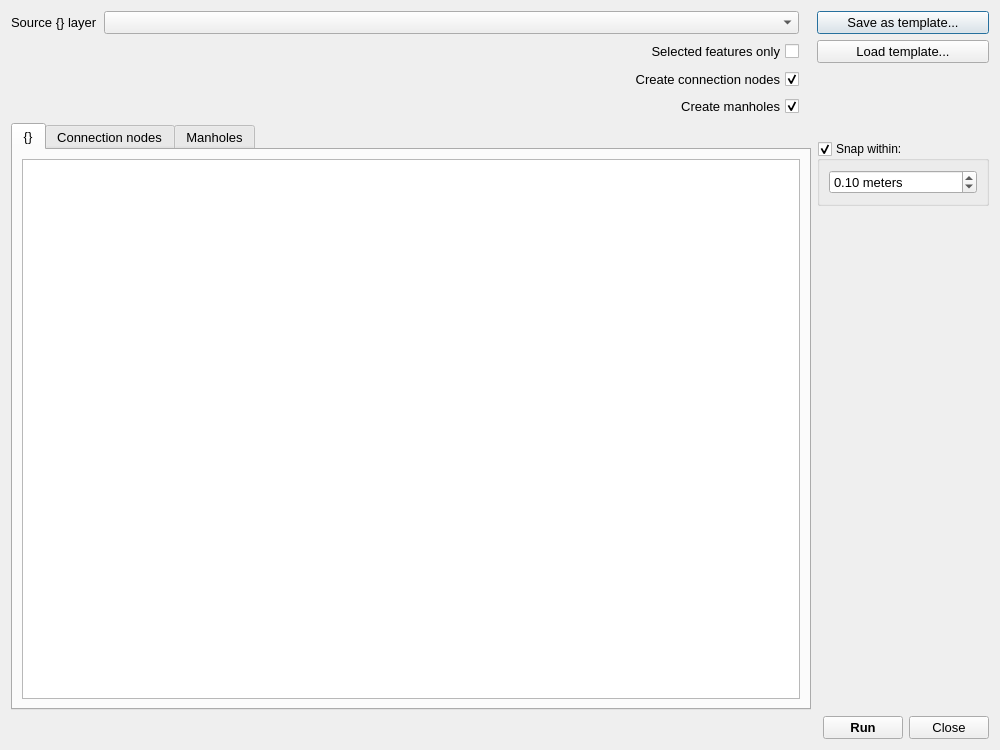
nens/threedi-schematisation-editor, file threedi_schematisation_editor/custom_widgets/ui/import_structures.ui: the form before one commit.
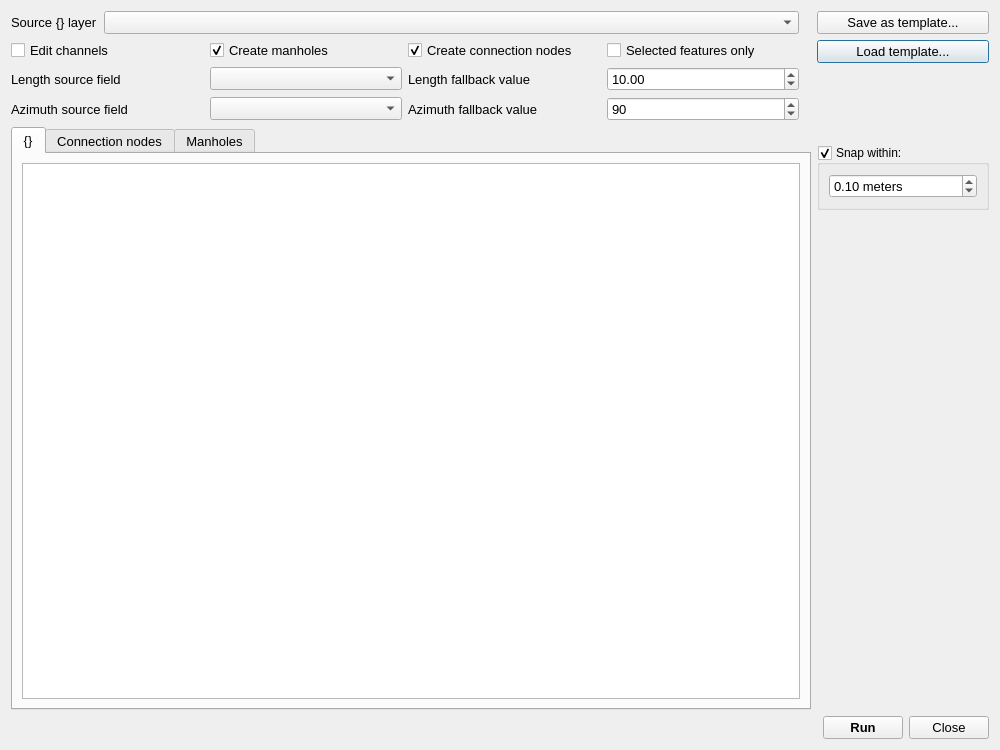
The form after the commit. Custom widgets are drawn as their Qt base class.

Commit message: Work on the point to line structures conversion during the import.

The edit to the form file:
```diff
--- a/threedi_schematisation_editor/custom_widgets/ui/import_structures.ui
+++ b/threedi_schematisation_editor/custom_widgets/ui/import_structures.ui
@@ -14,55 +14,19 @@
    <string>Import {}s</string>
   </property>
   <layout class="QGridLayout" name="gridLayout">
-   <item row="2" column="1">
-    <widget class="QCheckBox" name="create_nodes_cb">
+   <item row="0" column="0">
+    <widget class="QLabel" name="structure_layer_label">
      <property name="font">
       <font>
        <pointsize>10</pointsize>
       </font>
      </property>
-     <property name="layoutDirection">
-      <enum>Qt::RightToLeft</enum>
-     </property>
      <property name="text">
-      <string>Create connection nodes</string>
+      <string>Source {} layer</string>
      </property>
-     <property name="checked">
-      <bool>true</bool>
-     </property>
     </widget>
    </item>
-   <item row="0" column="4" colspan="2">
-    <widget class="QPushButton" name="save_pb">
-     <property name="sizePolicy">
-      <sizepolicy hsizetype="Preferred" vsizetype="Fixed">
-       <horstretch>0</horstretch>
-       <verstretch>0</verstretch>
-      </sizepolicy>
-     </property>
-     <property name="sizeIncrement">
-      <size>
-       <width>0</width>
-       <height>0</height>
-      </size>
-     </property>
-     <property name="baseSize">
-      <size>
-       <width>0</width>
-       <height>0</height>
-      </size>
-     </property>
-     <property name="font">
-      <font>
-       <pointsize>10</pointsize>
-      </font>
-     </property>
-     <property name="text">
-      <string>Save as template...</string>
-     </property>
-    </widget>
-   </item>
-   <item row="8" column="5">
+   <item row="9" column="5">
     <spacer name="verticalSpacer">
      <property name="orientation">
       <enum>Qt::Vertical</enum>
@@ -75,22 +39,7 @@
      </property>
     </spacer>
    </item>
-   <item row="1" column="1">
-    <widget class="QCheckBox" name="selected_only_cb">
-     <property name="font">
-      <font>
-       <pointsize>10</pointsize>
-      </font>
-     </property>
-     <property name="layoutDirection">
-      <enum>Qt::RightToLeft</enum>
-     </property>
-     <property name="text">
-      <string>Selected features only</string>
-     </property>
-    </widget>
-   </item>
-   <item row="7" column="4" colspan="2">
+   <item row="8" column="4" colspan="2">
     <widget class="QGroupBox" name="snap_gb">
      <property name="font">
       <font>
@@ -125,10 +74,10 @@
      </layout>
     </widget>
    </item>
-   <item row="0" column="1">
-    <widget class="QgsMapLayerComboBox" name="structure_layer_cbo">
+   <item row="1" column="4" colspan="2">
+    <widget class="QPushButton" name="load_pb">
      <property name="sizePolicy">
-      <sizepolicy hsizetype="Expanding" vsizetype="Fixed">
+      <sizepolicy hsizetype="Preferred" vsizetype="Fixed">
        <horstretch>0</horstretch>
        <verstretch>0</verstretch>
       </sizepolicy>
@@ -138,48 +87,12 @@
        <pointsize>10</pointsize>
       </font>
      </property>
-     <property name="allowEmptyLayer">
-      <bool>true</bool>
+     <property name="text">
+      <string>Load template...</string>
      </property>
     </widget>
    </item>
-   <item row="9" column="5">
-    <layout class="QGridLayout" name="gridLayout_6">
-     <property name="rightMargin">
-      <number>0</number>
-     </property>
-     <property name="bottomMargin">
-      <number>0</number>
-     </property>
-     <item row="0" column="0">
-      <widget class="QPushButton" name="run_pb">
-       <property name="font">
-        <font>
-         <pointsize>10</pointsize>
-         <weight>75</weight>
-         <bold>true</bold>
-        </font>
-       </property>
-       <property name="text">
-        <string>Run</string>
-       </property>
-      </widget>
-     </item>
-     <item row="0" column="1">
-      <widget class="QPushButton" name="close_pb">
-       <property name="font">
-        <font>
-         <pointsize>10</pointsize>
-        </font>
-       </property>
-       <property name="text">
-        <string>Close</string>
-       </property>
-      </widget>
-     </item>
-    </layout>
-   </item>
-   <item row="4" column="0" rowspan="5" colspan="4">
+   <item row="5" column="0" rowspan="5" colspan="4">
     <widget class="QTabWidget" name="tab_widget">
      <property name="font">
       <font>
@@ -221,22 +134,46 @@
      </widget>
     </widget>
    </item>
-   <item row="0" column="0">
-    <widget class="QLabel" name="structure_layer_label">
-     <property name="font">
-      <font>
-       <pointsize>10</pointsize>
-      </font>
+   <item row="10" column="5">
+    <layout class="QGridLayout" name="gridLayout_6">
+     <property name="rightMargin">
+      <number>0</number>
      </property>
-     <property name="text">
-      <string>Source {} layer</string>
+     <property name="bottomMargin">
+      <number>0</number>
      </property>
-    </widget>
+     <item row="0" column="0">
+      <widget class="QPushButton" name="run_pb">
+       <property name="font">
+        <font>
+         <pointsize>10</pointsize>
+         <weight>75</weight>
+         <bold>true</bold>
+        </font>
+       </property>
+       <property name="text">
+        <string>Run</string>
+       </property>
+      </widget>
+     </item>
+     <item row="0" column="1">
+      <widget class="QPushButton" name="close_pb">
+       <property name="font">
+        <font>
+         <pointsize>10</pointsize>
+        </font>
+       </property>
+       <property name="text">
+        <string>Close</string>
+       </property>
+      </widget>
+     </item>
+    </layout>
    </item>
-   <item row="1" column="4" colspan="2">
-    <widget class="QPushButton" name="load_pb">
+   <item row="0" column="1">
+    <widget class="QgsMapLayerComboBox" name="structure_layer_cbo">
      <property name="sizePolicy">
-      <sizepolicy hsizetype="Preferred" vsizetype="Fixed">
+      <sizepolicy hsizetype="Expanding" vsizetype="Fixed">
        <horstretch>0</horstretch>
        <verstretch>0</verstretch>
       </sizepolicy>
@@ -246,32 +183,227 @@
        <pointsize>10</pointsize>
       </font>
      </property>
-     <property name="text">
-      <string>Load template...</string>
-     </property>
-    </widget>
-   </item>
-   <item row="3" column="1">
-    <widget class="QCheckBox" name="create_manholes_cb">
-     <property name="font">
-      <font>
-       <pointsize>10</pointsize>
-      </font>
-     </property>
-     <property name="layoutDirection">
-      <enum>Qt::RightToLeft</enum>
-     </property>
-     <property name="text">
-      <string>Create manholes</string>
-     </property>
-     <property name="checked">
+     <property name="allowEmptyLayer">
       <bool>true</bool>
      </property>
     </widget>
    </item>
+   <item row="0" column="4" colspan="2">
+    <widget class="QPushButton" name="save_pb">
+     <property name="sizePolicy">
+      <sizepolicy hsizetype="Preferred" vsizetype="Fixed">
+       <horstretch>0</horstretch>
+       <verstretch>0</verstretch>
+      </sizepolicy>
+     </property>
+     <property name="sizeIncrement">
+      <size>
+       <width>0</width>
+       <height>0</height>
+      </size>
+     </property>
+     <property name="baseSize">
+      <size>
+       <width>0</width>
+       <height>0</height>
+      </size>
+     </property>
+     <property name="font">
+      <font>
+       <pointsize>10</pointsize>
+      </font>
+     </property>
+     <property name="text">
+      <string>Save as template...</string>
+     </property>
+    </widget>
+   </item>
+   <item row="1" column="0" rowspan="2" colspan="2">
+    <layout class="QGridLayout" name="gridLayout_7">
+     <property name="bottomMargin">
+      <number>0</number>
+     </property>
+     <item row="2" column="2">
+      <widget class="QLabel" name="azimuth_fallback_value_lbl">
+       <property name="font">
+        <font>
+         <pointsize>10</pointsize>
+        </font>
+       </property>
+       <property name="text">
+        <string>Azimuth fallback value</string>
+       </property>
+      </widget>
+     </item>
+     <item row="0" column="1">
+      <widget class="QCheckBox" name="create_manholes_cb">
+       <property name="font">
+        <font>
+         <pointsize>10</pointsize>
+        </font>
+       </property>
+       <property name="layoutDirection">
+        <enum>Qt::LeftToRight</enum>
+       </property>
+       <property name="text">
+        <string>Create manholes</string>
+       </property>
+       <property name="checked">
+        <bool>true</bool>
+       </property>
+      </widget>
+     </item>
+     <item row="1" column="2">
+      <widget class="QLabel" name="length_fallback_value_lbl">
+       <property name="font">
+        <font>
+         <pointsize>10</pointsize>
+        </font>
+       </property>
+       <property name="text">
+        <string>Length fallback value</string>
+       </property>
+      </widget>
+     </item>
+     <item row="0" column="3">
+      <widget class="QCheckBox" name="selected_only_cb">
+       <property name="font">
+        <font>
+         <pointsize>10</pointsize>
+        </font>
+       </property>
+       <property name="layoutDirection">
+        <enum>Qt::LeftToRight</enum>
+       </property>
+       <property name="text">
+        <string>Selected features only</string>
+       </property>
+      </widget>
+     </item>
+     <item row="0" column="2">
+      <widget class="QCheckBox" name="create_nodes_cb">
+       <property name="font">
+        <font>
+         <pointsize>10</pointsize>
+        </font>
+       </property>
+       <property name="layoutDirection">
+        <enum>Qt::LeftToRight</enum>
+       </property>
+       <property name="text">
+        <string>Create connection nodes</string>
+       </property>
+       <property name="checked">
+        <bool>true</bool>
+       </property>
+      </widget>
+     </item>
+     <item row="1" column="0">
+      <widget class="QLabel" name="length_source_field_lbl">
+       <property name="font">
+        <font>
+         <pointsize>10</pointsize>
+        </font>
+       </property>
+       <property name="layoutDirection">
+        <enum>Qt::LeftToRight</enum>
+       </property>
+       <property name="text">
+        <string>Length source field</string>
+       </property>
+      </widget>
+     </item>
+     <item row="1" column="3">
+      <widget class="QDoubleSpinBox" name="length_fallback_value_dsb">
+       <property name="font">
+        <font>
+         <pointsize>10</pointsize>
+        </font>
+       </property>
+       <property name="minimum">
+        <double>0.010000000000000</double>
+       </property>
+       <property name="value">
+        <double>10.000000000000000</double>
+       </property>
+      </widget>
+     </item>
+     <item row="0" column="0">
+      <widget class="QCheckBox" name="edit_channels_cb">
+       <property name="font">
+        <font>
+         <pointsize>10</pointsize>
+        </font>
+       </property>
+       <property name="layoutDirection">
+        <enum>Qt::LeftToRight</enum>
+       </property>
+       <property name="text">
+        <string>Edit channels</string>
+       </property>
+      </widget>
+     </item>
+     <item row="2" column="1">
+      <widget class="QgsFieldComboBox" name="azimuth_source_field_cbo">
+       <property name="font">
+        <font>
+         <pointsize>10</pointsize>
+        </font>
+       </property>
+       <property name="allowEmptyFieldName">
+        <bool>true</bool>
+       </property>
+      </widget>
+     </item>
+     <item row="1" column="1">
+      <widget class="QgsFieldComboBox" name="length_source_field_cbo">
+       <property name="font">
+        <font>
+         <pointsize>10</pointsize>
+        </font>
+       </property>
+       <property name="allowEmptyFieldName">
+        <bool>true</bool>
+       </property>
+      </widget>
+     </item>
+     <item row="2" column="0">
+      <widget class="QLabel" name="azimuth_source_field_lbl">
+       <property name="font">
+        <font>
+         <pointsize>10</pointsize>
+        </font>
+       </property>
+       <property name="text">
+        <string>Azimuth source field</string>
+       </property>
+      </widget>
+     </item>
+     <item row="2" column="3">
+      <widget class="QSpinBox" name="azimuth_fallback_value_sb">
+       <property name="font">
+        <font>
+         <pointsize>10</pointsize>
+        </font>
+       </property>
+       <property name="maximum">
+        <number>359</number>
+       </property>
+       <property name="value">
+        <number>90</number>
+       </property>
+      </widget>
+     </item>
+    </layout>
+   </item>
   </layout>
  </widget>
  <customwidgets>
+  <customwidget>
+   <class>QgsFieldComboBox</class>
+   <extends>QComboBox</extends>
+   <header>qgsfieldcombobox.h</header>
+  </customwidget>
   <customwidget>
    <class>QgsMapLayerComboBox</class>
    <extends>QComboBox</extends>
```
The commit also changes 1 other file.
